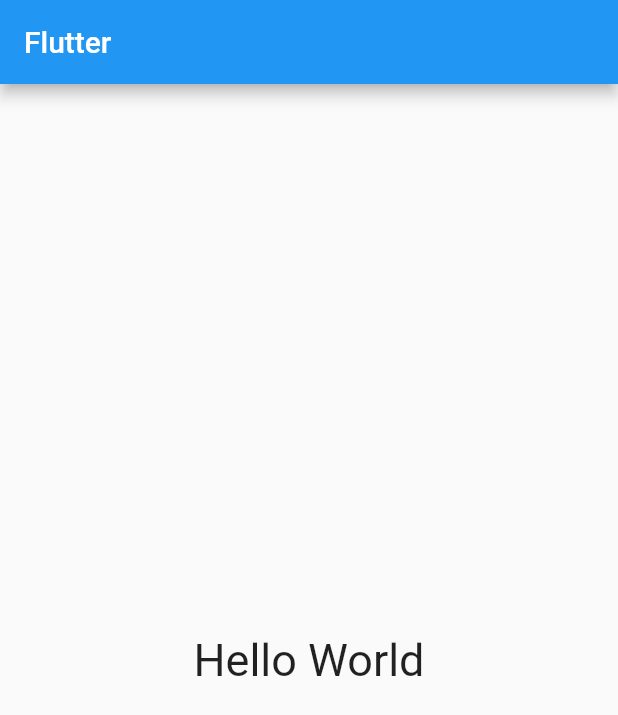
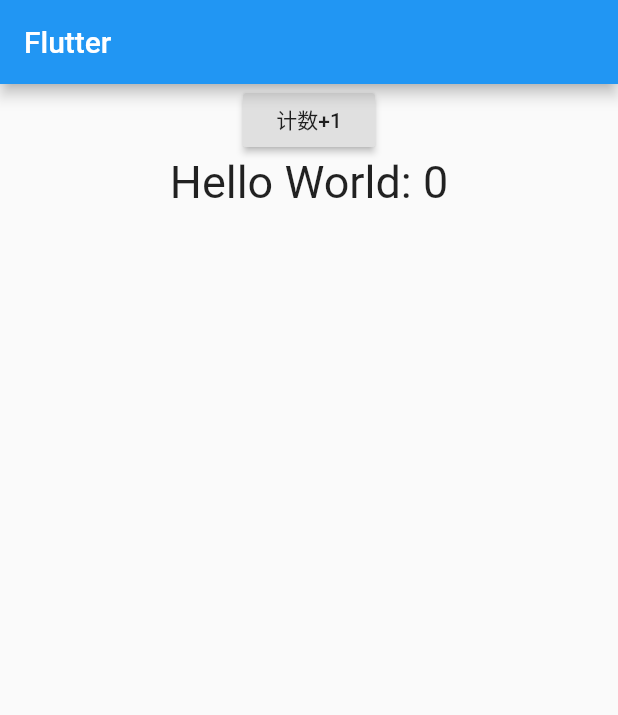
Before and after one commit to maicoder/learnFlutter, a Flutter app: the screen it shows after launch, on a phone screen of 412 x 824 dp. Shown: the top 715 px of the screen. Run offline on Flutter 3.47's test engine with Material 2 defaults, Android fonts, the phone set to English and light mode, and no system bars.

Commit message:
Update main.dart

```diff
--- a/ch02/learn_flutter3/lib/main.dart
+++ b/ch02/learn_flutter3/lib/main.dart
@@ -30,6 +30,8 @@ class ContentWidget extends StatefulWidget {
 }
 
 class ContentWidgetState extends State<ContentWidget> {
+  int _counter = 0;
+
   ContentWidgetState() {
     print("ContentWidgetState 构造函数被调用");
   }
@@ -56,7 +58,19 @@ class ContentWidgetState extends State<ContentWidget> {
   Widget build(BuildContext context) {
     print("ContentWidgetState 的 build 函数被调用");
     return Center(
-      child: Text("Hello World", style: TextStyle(fontSize: 30)),
+      child: Column(
+        children: <Widget>[
+          RaisedButton(
+            onPressed: () {
+              setState(() {
+                _counter++;
+              });
+            },
+            child: Text("计数+1"),
+          ),
+          Text("Hello World: $_counter", style: TextStyle(fontSize: 30)),
+        ],
+      ),
     );
   }
 }
```
